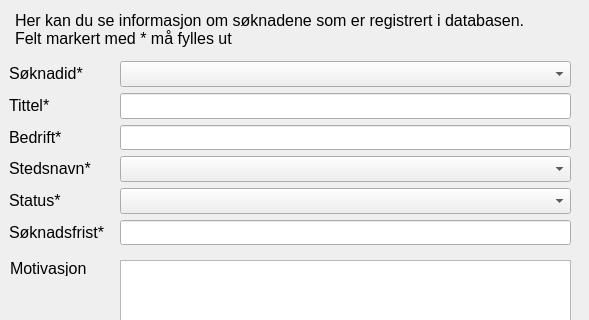
andersbo87/sources, file src/jobb/QT/jobber/jobber/viewjobs.ui: the form before one commit; both pictures show x 0 to 589 and y 0 to 320 of the 589 by 466 pixel window.
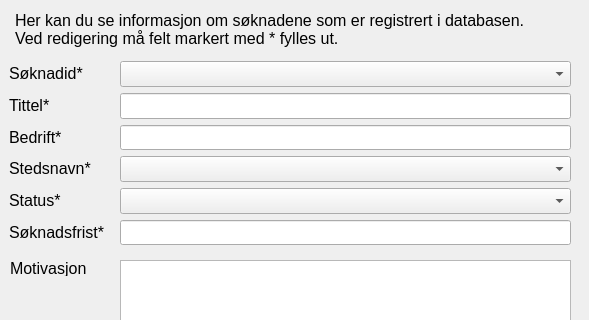
The form after the commit. Icons and pictures are not drawn.

Patch:
```diff
--- a/src/jobb/QT/jobber/jobber/viewjobs.ui
+++ b/src/jobb/QT/jobber/jobber/viewjobs.ui
@@ -265,7 +265,7 @@
      </rect>
     </property>
     <property name="text">
-     <string>Her kan du se informasjon om søknadene som er registrert i databasen. Felt markert med * må fylles ut</string>
+     <string>Her kan du se informasjon om søknadene som er registrert i databasen. Ved redigering må felt markert med * fylles ut.</string>
     </property>
     <property name="scaledContents">
      <bool>false</bool>
```
